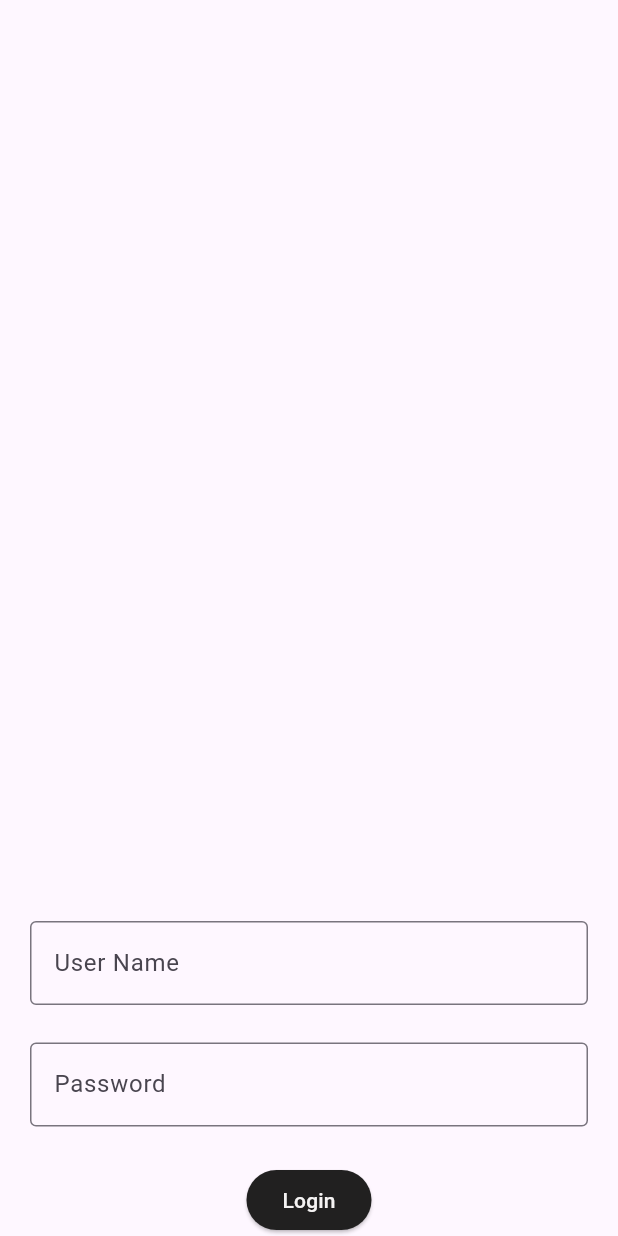
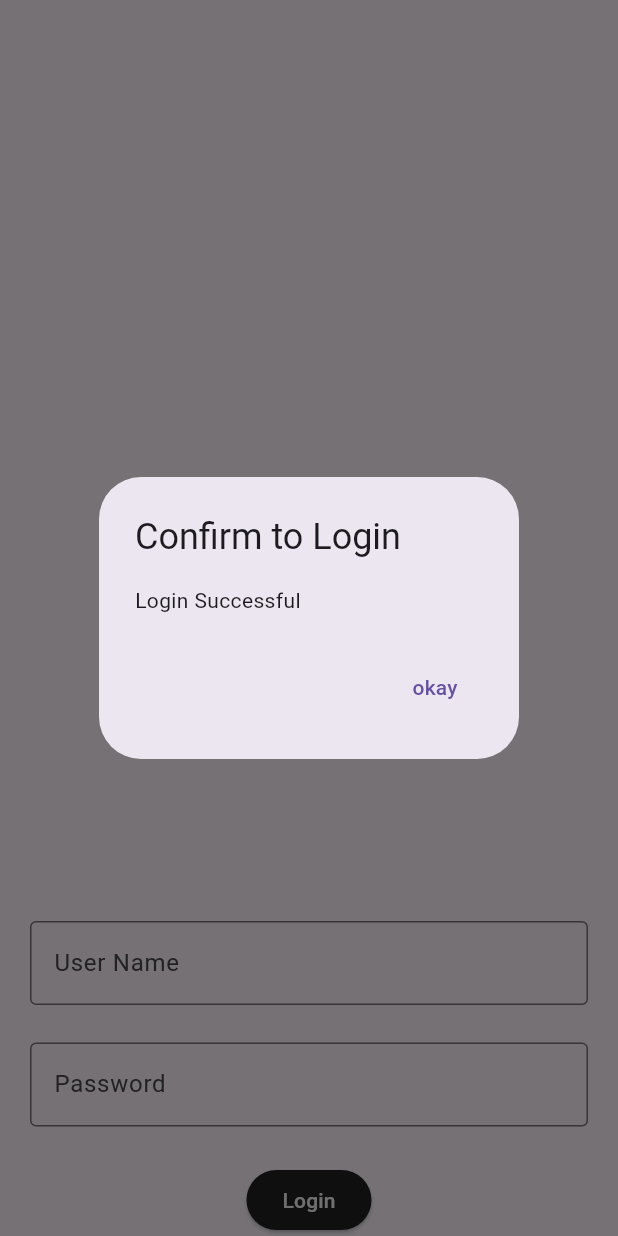
Before and after one commit to ChandanaThoti/everest-engineering-app, a Flutter app: the LoginForm widget shown alone on an empty page, opened directly, after a tap on "Login", on a phone screen of 412 x 824 dp. Run offline on Flutter 3.47's test engine with Material 3 defaults, Android fonts, the phone set to English and light mode, and no system bars; statements that could not run were skipped.

Commit message:
Move folders to widgets from src

```diff
--- a/lib/src/widgets/login_form.dart
+++ b/lib/widgets/login_form.dart
@@ -1,4 +1,4 @@
-import 'package:everest_engineering/src/widgets/login_fields.dart';
+import 'package:everest_engineering/widgets/login_fields.dart';
 import 'package:flutter/material.dart';
 
 class LoginForm extends StatelessWidget {
@@ -16,7 +16,23 @@ class LoginForm extends StatelessWidget {
           children: [
             LoginFields(),
             ElevatedButton(
-              onPressed: () => {},
+              onPressed: () => {
+                showDialog(
+                  context: context,
+                  builder: (context) => AlertDialog(
+                    title: const Text("Confirm to Login"),
+                    content: const Text("Login Successful"),
+                    actions: <Widget>[
+                      TextButton(
+                        onPressed: () {
+                          Navigator.of(context).pop();
+                        },
+                        child: const Text("okay"),
+                      ),
+                    ],
+                  ),
+                ),
+              },
               style: ButtonStyle(
                 backgroundColor: WidgetStateProperty.all<Color>(
                   const Color.fromARGB(255, 33, 32, 32),
--- a/lib/src/widgets/welcome.dart
+++ b/lib/widgets/welcome.dart
@@ -1,6 +1,6 @@
 import 'package:everest_engineering/main.dart';
 import 'package:flutter/material.dart';
-import 'package:everest_engineering/src/widgets/login_form.dart';
+import 'package:everest_engineering/widgets/login_form.dart';
 
 class Welcome extends MyApp {
   const Welcome({super.key});
```
Also changed, not shown: lib/widgets/login_fields.dart (renamed from lib/src/widgets/login_fields.dart).
